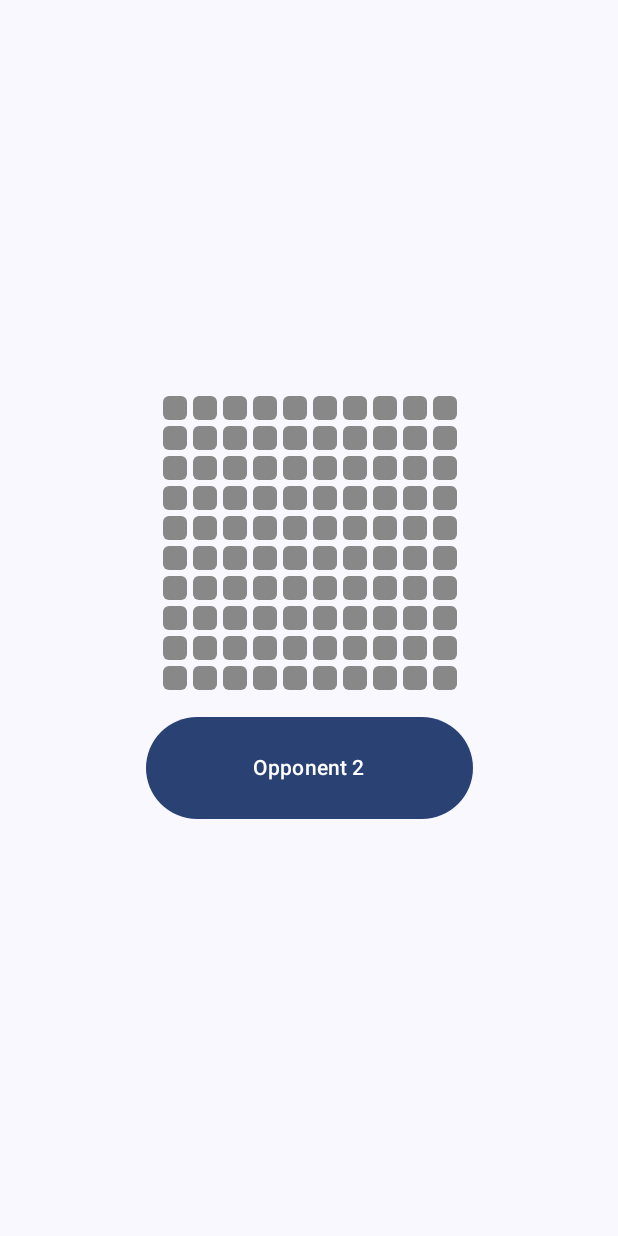
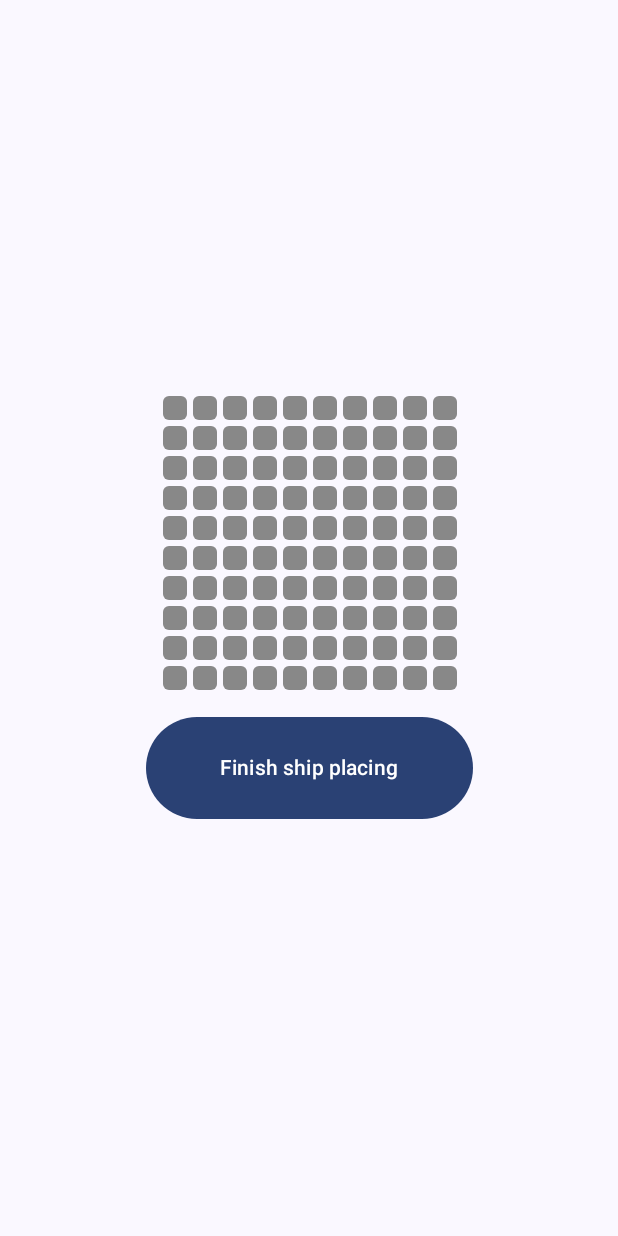
Before and after one commit to Buczixo/ProjektWarships, an Android app built with Jetpack Compose: the screen it shows after launch (MainActivity), after a tap on "Choose Player 1", on a phone screen of 412 x 824 dp. Run offline under Robolectric (Android 15) with nearby library versions, the phone set to English and light mode, and no system bars.

Commit message:
Ship Builder

```diff
--- a/app/src/main/java/com/example/myapplication/MainActivity.kt
+++ b/app/src/main/java/com/example/myapplication/MainActivity.kt
@@ -1,3 +1,5 @@
+@file:Suppress("DEPRECATION")
+
 package com.example.myapplication
 
 import android.os.Bundle
@@ -7,7 +9,6 @@ import androidx.compose.foundation.background
 import androidx.compose.foundation.clickable
 import androidx.compose.foundation.layout.*
 import androidx.compose.foundation.lazy.LazyColumn
-import androidx.compose.foundation.lazy.items
 import androidx.compose.foundation.shape.CircleShape
 import androidx.compose.foundation.shape.CornerSize
 import androidx.compose.material3.*
@@ -23,6 +24,7 @@ import androidx.navigation.compose.NavHost
 import androidx.navigation.compose.composable
 import androidx.navigation.compose.rememberNavController
 import com.example.myapplication.ui.theme.MyApplicationTheme
+import java.util.logging.Logger.global
 
 var Player = 0;
 var Opponent = 0;
@@ -55,12 +57,15 @@ fun ScreenNavigation() {
 
     NavHost(
         navController = navController,
-        startDestination = "screen1"
+        startDestination = "PLAYER"
     ) {
-        composable("screen1") {
+        composable("PLAYER") {
             PlayerSelector(navController)
         }
-        composable("screen2") {
+        composable("PLACING") {
+            ShipPlacing(navController)
+        }
+        composable("GAME") {
             WarshipsGame()
         }
     }
@@ -71,7 +76,7 @@ fun PlayerSelector(navController: NavController) {
 Column {
     Button(
         onClick = {
-            navController.navigate("screen2")
+            navController.navigate("PLACING")
             Player = 1
             Opponent = 2 },
         modifier = Modifier
@@ -82,7 +87,7 @@ Column {
         Text(text = "Choose Player 1")
     }
     Button(
-        onClick = {navController.navigate("screen2")
+        onClick = {navController.navigate("PLACING")
             Player = 2
             Opponent = 1 },
         modifier = Modifier
@@ -96,6 +101,45 @@ Column {
 
 
     }
+
+
+@Composable
+fun ShipPlacing(navController: NavController) {
+    var PlayerShips by remember { mutableStateOf(List(10 * 10) { CellState.Empty }) }
+    Column(
+        horizontalAlignment = Alignment.CenterHorizontally
+    ) {
+        LazyColumn {
+            items(10) { row ->
+                Row {
+                    for (col in 0 until 10) {
+                        val index = row * 10 + col
+                        WarshipCell(PlayerShips[index]) {
+                                PlayerShips = PlayerShips.toMutableList().apply {
+                                    if (this[index] == CellState.Empty) {
+                                        this[index] = CellState.Ship
+                                    }
+                                }
+                            }
+                        }
+                    }
+                }
+            }
+
+
+        Button(
+            onClick = {
+                navController.navigate("GAME")
+
+            },
+            modifier = Modifier
+                .width(250.dp)
+                .height(100.dp)
+                .padding(16.dp)
+        ) {
+            Text(text = "Finish ship placing")
+        }
+    }}
 
 @Composable
 fun WarshipsGame() {
```
